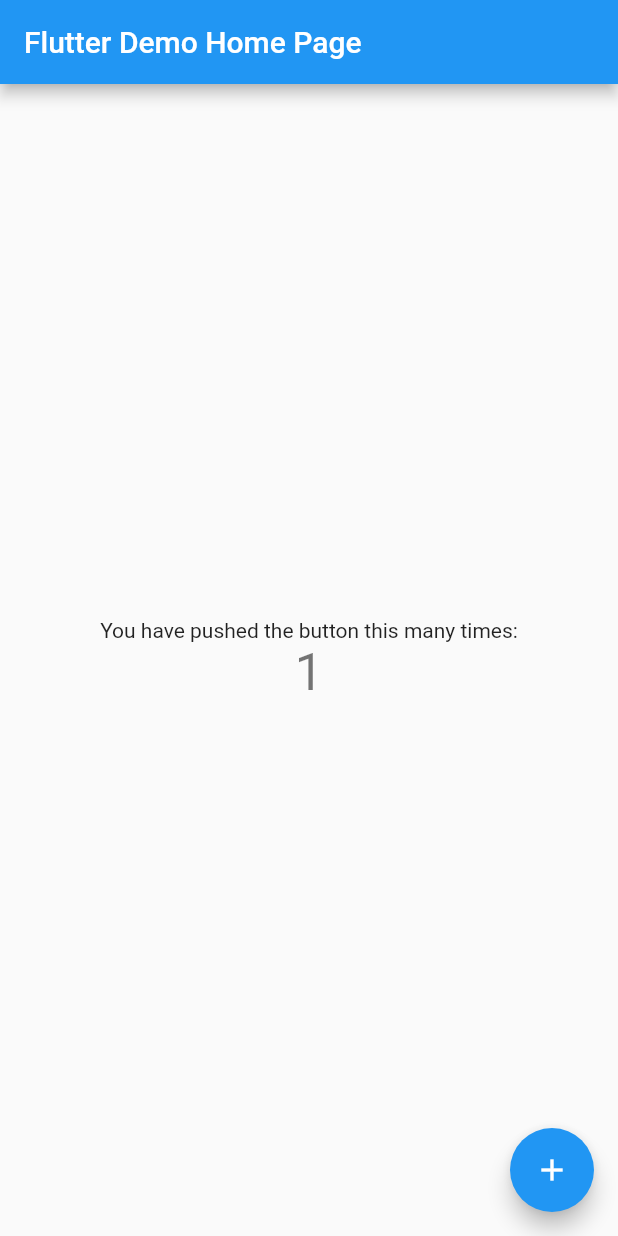
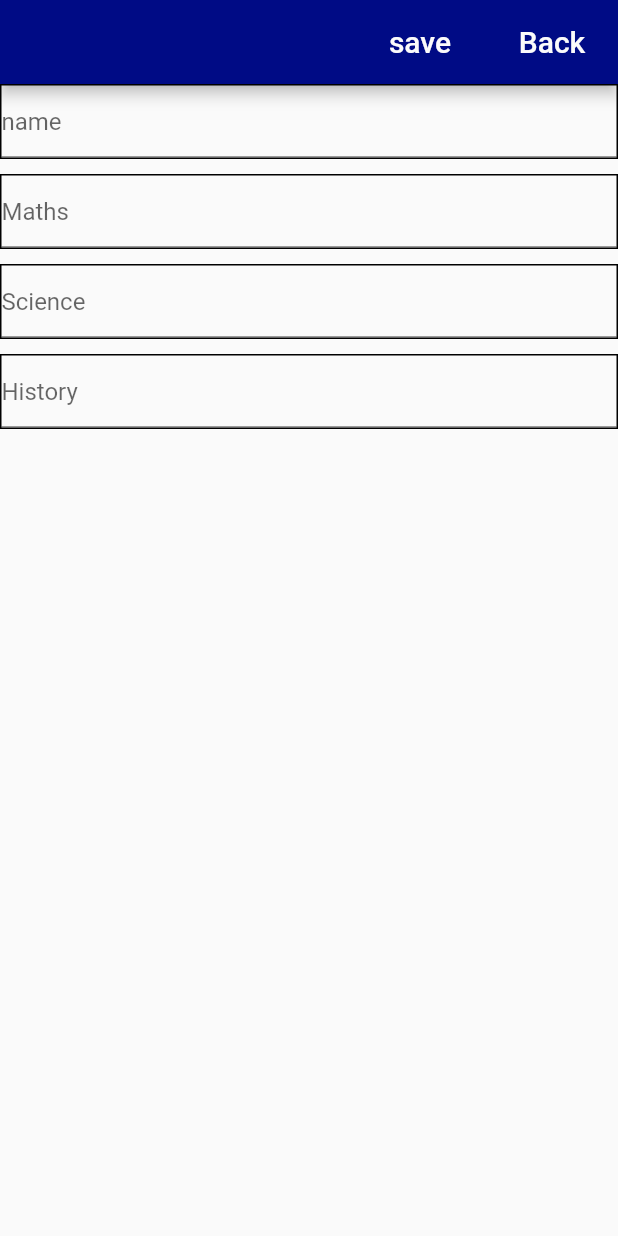
Before and after one commit to T-Pirozzini/Gemini-Landscaping-Flutter-App, a Flutter app: the screen it shows after launch, after a tap on the "add" icon, on a phone screen of 412 x 824 dp. Run offline on Flutter 3.47's test engine with Material 2 defaults, Android fonts, the phone set to English and light mode, and no system bars; our stand-ins replace cloud_firestore, firebase_core, pdf, printing; accounts and stored records are empty.

```diff
--- /dev/null
+++ b/lib/addNote.dart
@@ -0,0 +1,114 @@
+import 'package:cloud_firestore/cloud_firestore.dart';
+import 'package:flutter/material.dart';
+
+import 'main.dart';
+
+class addnote extends StatelessWidget {
+  TextEditingController name = TextEditingController();
+  TextEditingController subject1 = TextEditingController();
+  TextEditingController subject2 = TextEditingController();
+  TextEditingController subject3 = TextEditingController();
+
+  CollectionReference ref = FirebaseFirestore.instance.collection('report');
+
+  @override
+  Widget build(BuildContext context) {
+    return Scaffold(
+      appBar: AppBar(
+        backgroundColor: Color.fromARGB(255, 0, 11, 133),
+        actions: [
+          MaterialButton(
+            onPressed: () {
+              ref.add({
+                'name': name.text,
+                'Maths': subject1.text,
+                'Science': subject2.text,
+                'History': subject3.text
+              }).whenComplete(() {
+                Navigator.pushReplacement(
+                    context, MaterialPageRoute(builder: (_) => Home()));
+              });
+            },
+            child: Text(
+              "save",
+              style: TextStyle(
+                fontSize: 20,
+                color: Color.fromARGB(255, 251, 251, 251),
+              ),
+            ),
+          ),
+          MaterialButton(
+            onPressed: () {
+              Navigator.pushReplacement(
+                  context, MaterialPageRoute(builder: (_) => Home()));
+            },
+            child: Text(
+              "Back",
+              style: TextStyle(
+                fontSize: 20,
+                color: Color.fromARGB(255, 251, 251, 251),
+              ),
+            ),
+          ),
+        ],
+      ),
+      body: SingleChildScrollView(
+        child: Column(
+          children: [
+            Container(
+              decoration: BoxDecoration(border: Border.all()),
+              child: TextField(
+                controller: name,
+                decoration: InputDecoration(
+                  hintText: 'name',
+                ),
+              ),
+            ),
+            SizedBox(
+              height: 10,
+            ),
+            Container(
+              decoration: BoxDecoration(border: Border.all()),
+              child: TextField(
+                controller: subject1,
+                maxLines: null,
+                keyboardType: TextInputType.number,
+                decoration: InputDecoration(
+                  hintText: 'Maths',
+                ),
+              ),
+            ),
+            SizedBox(
+              height: 10,
+            ),
+            Container(
+              decoration: BoxDecoration(border: Border.all()),
+              child: TextField(
+                controller: subject2,
+                maxLines: null,
+                keyboardType: TextInputType.number,
+                decoration: InputDecoration(
+                  hintText: 'Science',
+                ),
+              ),
+            ),
+            SizedBox(
+              height: 10,
+            ),
+            Container(
+              decoration: BoxDecoration(border: Border.all()),
+              child: TextField(
+                controller: subject3,
+                maxLines: null,
+                keyboardType: TextInputType.number,
+                decoration: InputDecoration(
+                  hintText: 'History',
+                ),
+              ),
+            ),
+          ],
+        ),
+      ),
+    );
+  }
+}
--- a/lib/main.dart
+++ b/lib/main.dart
@@ -1,115 +1,126 @@
+import 'package:cloud_firestore/cloud_firestore.dart';
+import 'package:firebase_core/firebase_core.dart';
 import 'package:flutter/material.dart';
 
-void main() {
-  runApp(const MyApp());
+import 'addnote.dart';
+import 'editnote.dart';
+
+void main() async {
+  WidgetsFlutterBinding.ensureInitialized();
+  await Firebase.initializeApp();
+  runApp(MyApp());
 }
 
-class MyApp extends StatelessWidget {
-  const MyApp({super.key});
+class MyApp extends StatefulWidget {
+  @override
+  _MyAppState createState() => _MyAppState();
+}
 
-  // This widget is the root of your application.
+class _MyAppState extends State<MyApp> {
   @override
   Widget build(BuildContext context) {
     return MaterialApp(
-      title: 'Flutter Demo',
+      title: "Student report",
+      debugShowCheckedModeBanner: false,
       theme: ThemeData(
-        // This is the theme of your application.
-        //
-        // Try running your application with "flutter run". You'll see the
-        // application has a blue toolbar. Then, without quitting the app, try
-        // changing the primarySwatch below to Colors.green and then invoke
-        // "hot reload" (press "r" in the console where you ran "flutter run",
-        // or simply save your changes to "hot reload" in a Flutter IDE).
-        // Notice that the counter didn't reset back to zero; the application
-        // is not restarted.
-        primarySwatch: Colors.blue,
+        primaryColor: Color.fromARGB(255, 0, 11, 133),
       ),
-      home: const MyHomePage(title: 'Flutter Demo Home Page'),
+      home: Home(),
     );
   }
 }
 
-class MyHomePage extends StatefulWidget {
-  const MyHomePage({super.key, required this.title});
-
-  // This widget is the home page of your application. It is stateful, meaning
-  // that it has a State object (defined below) that contains fields that affect
-  // how it looks.
-
-  // This class is the configuration for the state. It holds the values (in this
-  // case the title) provided by the parent (in this case the App widget) and
-  // used by the build method of the State. Fields in a Widget subclass are
-  // always marked "final".
-
-  final String title;
-
+class Home extends StatefulWidget {
   @override
-  State<MyHomePage> createState() => _MyHomePageState();
+  _HomeState createState() => _HomeState();
 }
 
-class _MyHomePageState extends State<MyHomePage> {
-  int _counter = 0;
-
-  void _incrementCounter() {
-    setState(() {
-      // This call to setState tells the Flutter framework that something has
-      // changed in this State, which causes it to rerun the build method below
-      // so that the display can reflect the updated values. If we changed
-      // _counter without calling setState(), then the build method would not be
-      // called again, and so nothing would appear to happen.
-      _counter++;
-    });
-  }
-
+class _HomeState extends State<Home> {
+  final Stream<QuerySnapshot> _usersStream =
+      FirebaseFirestore.instance.collection('report').snapshots();
   @override
   Widget build(BuildContext context) {
-    // This method is rerun every time setState is called, for instance as done
-    // by the _incrementCounter method above.
-    //
-    // The Flutter framework has been optimized to make rerunning build methods
-    // fast, so that you can just rebuild anything that needs updating rather
-    // than having to individually change instances of widgets.
     return Scaffold(
-      appBar: AppBar(
-        // Here we take the value from the MyHomePage object that was created by
-        // the App.build method, and use it to set our appbar title.
-        title: Text(widget.title),
-      ),
-      body: Center(
-        // Center is a layout widget. It takes a single child and positions it
-        // in the middle of the parent.
-        child: Column(
-          // Column is also a layout widget. It takes a list of children and
-          // arranges them vertically. By default, it sizes itself to fit its
-          // children horizontally, and tries to be as tall as its parent.
-          //
-          // Invoke "debug painting" (press "p" in the console, choose the
-          // "Toggle Debug Paint" action from the Flutter Inspector in Android
-          // Studio, or the "Toggle Debug Paint" command in Visual Studio Code)
-          // to see the wireframe for each widget.
-          //
-          // Column has various properties to control how it sizes itself and
-          // how it positions its children. Here we use mainAxisAlignment to
-          // center the children vertically; the main axis here is the vertical
-          // axis because Columns are vertical (the cross axis would be
-          // horizontal).
-          mainAxisAlignment: MainAxisAlignment.center,
-          children: <Widget>[
-            const Text(
-              'You have pushed the button this many times:',
-            ),
-            Text(
-              '$_counter',
-              style: Theme.of(context).textTheme.headlineMedium,
-            ),
-          ],
+      floatingActionButton: FloatingActionButton(
+        backgroundColor: Color.fromARGB(255, 0, 11, 133),
+        onPressed: () {
+          Navigator.pushReplacement(
+              context, MaterialPageRoute(builder: (_) => addnote()));
+        },
+        child: Icon(
+          Icons.add,
         ),
       ),
-      floatingActionButton: FloatingActionButton(
-        onPressed: _incrementCounter,
-        tooltip: 'Increment',
-        child: const Icon(Icons.add),
-      ), // This trailing comma makes auto-formatting nicer for build methods.
+      appBar: AppBar(
+        backgroundColor: Color.fromARGB(255, 0, 11, 133),
+        title: Text('Students'),
+      ),
+      body: StreamBuilder(
+        stream: _usersStream,
+        builder: (BuildContext context, AsyncSnapshot<QuerySnapshot> snapshot) {
+          if (snapshot.hasError) {
+            return Text("something is wrong");
+          }
+          if (snapshot.connectionState == ConnectionState.waiting) {
+            return Center(
+              child: CircularProgressIndicator(),
+            );
+          }
+
+          return Container(
+            decoration: BoxDecoration(
+              borderRadius: BorderRadius.circular(12),
+            ),
+            child: ListView.builder(
+              itemCount: snapshot.data!.docs.length,
+              itemBuilder: (_, index) {
+                return GestureDetector(
+                  onTap: () {
+                    Navigator.pushReplacement(
+                      context,
+                      MaterialPageRoute(
+                        builder: (_) =>
+                            editnote(docid: snapshot.data!.docs[index]),
+                      ),
+                    );
+                  },
+                  child: Column(
+                    children: [
+                      SizedBox(
+                        height: 4,
+                      ),
+                      Padding(
+                        padding: EdgeInsets.only(
+                          left: 3,
+                          right: 3,
+                        ),
+                        child: ListTile(
+                          shape: RoundedRectangleBorder(
+                            borderRadius: BorderRadius.circular(10),
+                            side: BorderSide(
+                              color: Colors.black,
+                            ),
+                          ),
+                          title: Text(
+                            snapshot.data!.docChanges[index].doc['name'],
+                            style: TextStyle(
+                              fontSize: 20,
+                            ),
+                          ),
+                          contentPadding: EdgeInsets.symmetric(
+                            vertical: 12,
+                            horizontal: 16,
+                          ),
+                        ),
+                      ),
+                    ],
+                  ),
+                );
+              },
+            ),
+          );
+        },
+      ),
     );
   }
 }
--- a/pubspec.yaml
+++ b/pubspec.yaml
@@ -63,8 +63,8 @@
   uses-material-design: true
 
   # To add assets to your application, add an assets section, like this:
-  # assets:
-  #   - images/a_dot_burr.jpeg
+  assets:
+    - assets/
   #   - images/a_dot_ham.jpeg
 
   # An image asset can refer to one or more resolution-specific "variants", see
```
Also changed, not shown: lib/editNote.dart (added, +176 -0 lines), lib/report.dart (added, +200 -0 lines), assets/r2.svg (added), 8 other files.
